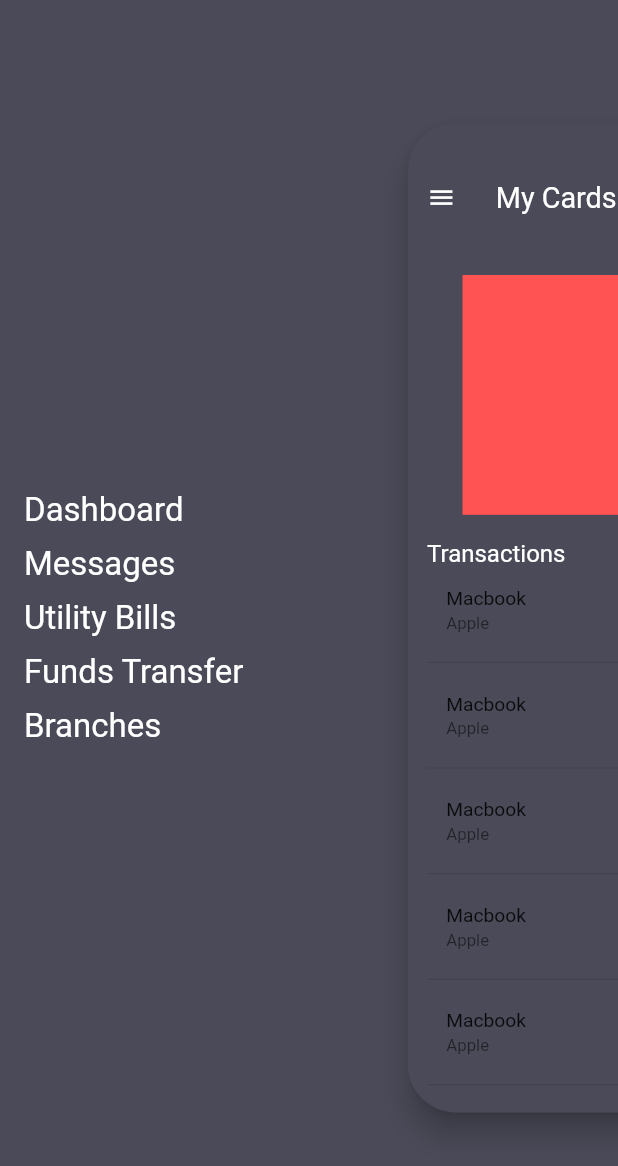
After one commit to GowthamS2021/Dhanavantri, a Flutter app: the MenuDashboardPage screen opened directly, after a tap on the "menu" icon, on a phone screen of 412 x 824 dp. The commit adds this screen. Shown: the top 1166 px of the screen. Run offline on Flutter 3.47's test engine with Material 2 defaults, Android fonts, the phone set to English and light mode, and no system bars.

Commit message:
Update and add new files

```diff
--- /dev/null
+++ b/lib/side_menu.dart
@@ -0,0 +1,186 @@
+import 'package:flutter/material.dart';
+
+final Color backgroundColor = Color(0xFF4A4A58);
+
+class MenuDashboardPage extends StatefulWidget {
+  @override
+  _MenuDashboardPageState createState() => _MenuDashboardPageState();
+}
+
+class _MenuDashboardPageState extends State<MenuDashboardPage>
+    with SingleTickerProviderStateMixin {
+  bool isCollapsed = true;
+  late double screenWidth, screenHeight;
+  final Duration duration = const Duration(milliseconds: 300);
+  late AnimationController _controller;
+  late Animation<double> _scaleAnimation;
+  late Animation<double> _menuScaleAnimation;
+  late Animation<Offset> _slideAnimation;
+
+  @override
+  void initState() {
+    super.initState();
+    _controller = AnimationController(vsync: this, duration: duration);
+    _scaleAnimation = Tween<double>(begin: 1, end: 0.8).animate(_controller);
+    _menuScaleAnimation =
+        Tween<double>(begin: 0.5, end: 1).animate(_controller);
+    _slideAnimation = Tween<Offset>(begin: Offset(-1, 0), end: Offset(0, 0))
+        .animate(_controller);
+  }
+
+  @override
+  void dispose() {
+    _controller.dispose();
+    super.dispose();
+  }
+
+  @override
+  Widget build(BuildContext context) {
+    Size size = MediaQuery.of(context).size;
+    screenHeight = size.height;
+    screenWidth = size.width;
+
+    return Scaffold(
+      backgroundColor: backgroundColor,
+      body: Stack(
+        children: <Widget>[
+          menu(context),
+          dashboard(context),
+        ],
+      ),
+    );
+  }
+
+  Widget menu(context) {
+    return SlideTransition(
+      position: _slideAnimation,
+      child: ScaleTransition(
+        scale: _menuScaleAnimation,
+        child: Padding(
+          padding: const EdgeInsets.only(left: 16.0),
+          child: Align(
+            alignment: Alignment.centerLeft,
+            child: Column(
+              mainAxisSize: MainAxisSize.min,
+              mainAxisAlignment: MainAxisAlignment.spaceAround,
+              crossAxisAlignment: CrossAxisAlignment.start,
+              children: <Widget>[
+                Text("Dashboard",
+                    style: TextStyle(color: Colors.white, fontSize: 22)),
+                SizedBox(height: 10),
+                Text("Messages",
+                    style: TextStyle(color: Colors.white, fontSize: 22)),
+                SizedBox(height: 10),
+                Text("Utility Bills",
+                    style: TextStyle(color: Colors.white, fontSize: 22)),
+                SizedBox(height: 10),
+                Text("Funds Transfer",
+                    style: TextStyle(color: Colors.white, fontSize: 22)),
+                SizedBox(height: 10),
+                Text("Branches",
+                    style: TextStyle(color: Colors.white, fontSize: 22)),
+              ],
+            ),
+          ),
+        ),
+      ),
+    );
+  }
+
+  Widget dashboard(context) {
+    return AnimatedPositioned(
+      duration: duration,
+      top: 0,
+      bottom: 0,
+      left: isCollapsed ? 0 : 0.6 * screenWidth,
+      right: isCollapsed ? 0 : -0.2 * screenWidth,
+      child: ScaleTransition(
+        scale: _scaleAnimation,
+        child: Material(
+          animationDuration: duration,
+          borderRadius: BorderRadius.all(Radius.circular(40)),
+          elevation: 8,
+          color: backgroundColor,
+          child: SingleChildScrollView(
+            scrollDirection: Axis.vertical,
+            physics: ClampingScrollPhysics(),
+            child: Container(
+              padding: const EdgeInsets.only(left: 16, right: 16, top: 48),
+              child: Column(
+                crossAxisAlignment: CrossAxisAlignment.start,
+                children: <Widget>[
+                  Row(
+                    mainAxisAlignment: MainAxisAlignment.spaceBetween,
+                    mainAxisSize: MainAxisSize.max,
+                    children: [
+                      InkWell(
+                        child: Icon(Icons.menu, color: Colors.white),
+                        onTap: () {
+                          setState(() {
+                            if (isCollapsed)
+                              _controller.forward();
+                            else
+                              _controller.reverse();
+
+                            isCollapsed = !isCollapsed;
+                          });
+                        },
+                      ),
+                      Text("My Cards",
+                          style: TextStyle(fontSize: 24, color: Colors.white)),
+                      Icon(Icons.settings, color: Colors.white),
+                    ],
+                  ),
+                  SizedBox(height: 50),
+                  Container(
+                    height: 200,
+                    child: PageView(
+                      controller: PageController(viewportFraction: 0.8),
+                      scrollDirection: Axis.horizontal,
+                      pageSnapping: true,
+                      children: <Widget>[
+                        Container(
+                          margin: const EdgeInsets.symmetric(horizontal: 8),
+                          color: Colors.redAccent,
+                          width: 100,
+                        ),
+                        Container(
+                          margin: const EdgeInsets.symmetric(horizontal: 8),
+                          color: Colors.blueAccent,
+                          width: 100,
+                        ),
+                        Container(
+                          margin: const EdgeInsets.symmetric(horizontal: 8),
+                          color: Colors.greenAccent,
+                          width: 100,
+                        ),
+                      ],
+                    ),
+                  ),
+                  SizedBox(height: 20),
+                  Text(
+                    "Transactions",
+                    style: TextStyle(color: Colors.white, fontSize: 20),
+                  ),
+                  ListView.separated(
+                      shrinkWrap: true,
+                      itemBuilder: (context, index) {
+                        return ListTile(
+                          title: Text("Macbook"),
+                          subtitle: Text("Apple"),
+                          trailing: Text("-2900"),
+                        );
+                      },
+                      separatorBuilder: (context, index) {
+                        return Divider(height: 16);
+                      },
+                      itemCount: 10)
+                ],
+              ),
+            ),
+          ),
+        ),
+      ),
+    );
+  }
+}
```
Also changed, not shown: lib/login/client_login.dart (+17 -5 lines), lib/main/favourites_page.dart (added, +12 -0 lines), lib/main/people_page.dart (added, +15 -0 lines), lib/main/user_page.dart (added, +28 -0 lines), lib/nave_bar.dart (added, +72 -0 lines), lib/navigation_drawer_widget.dart (added, +213 -0 lines), 21 other files.
